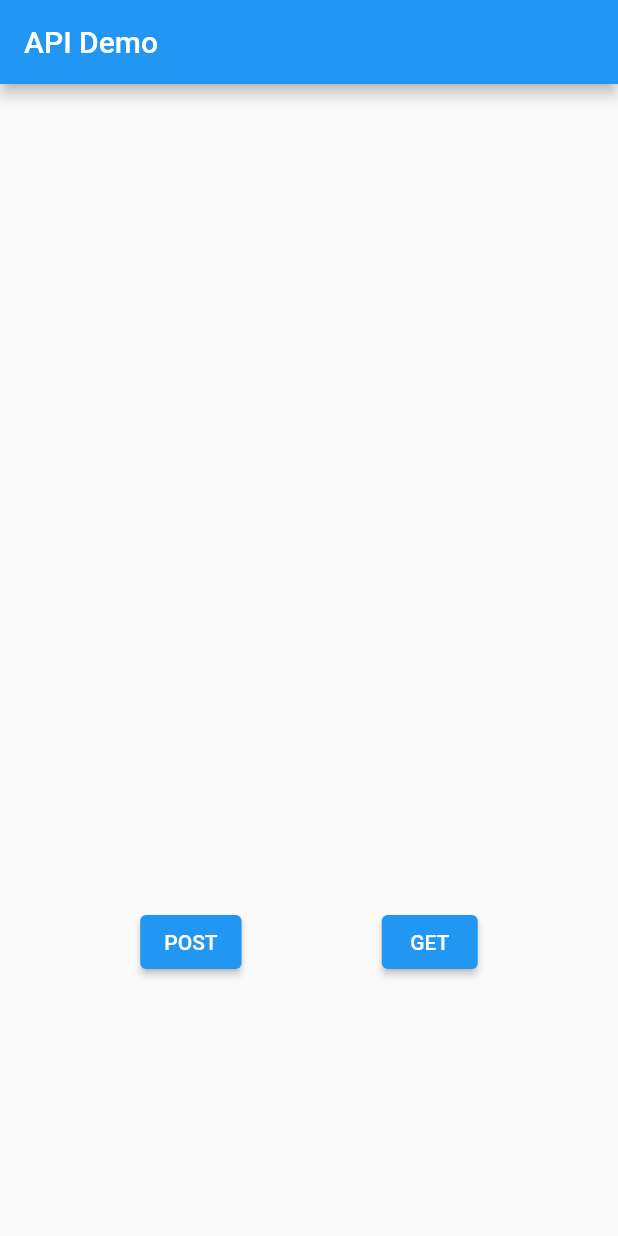
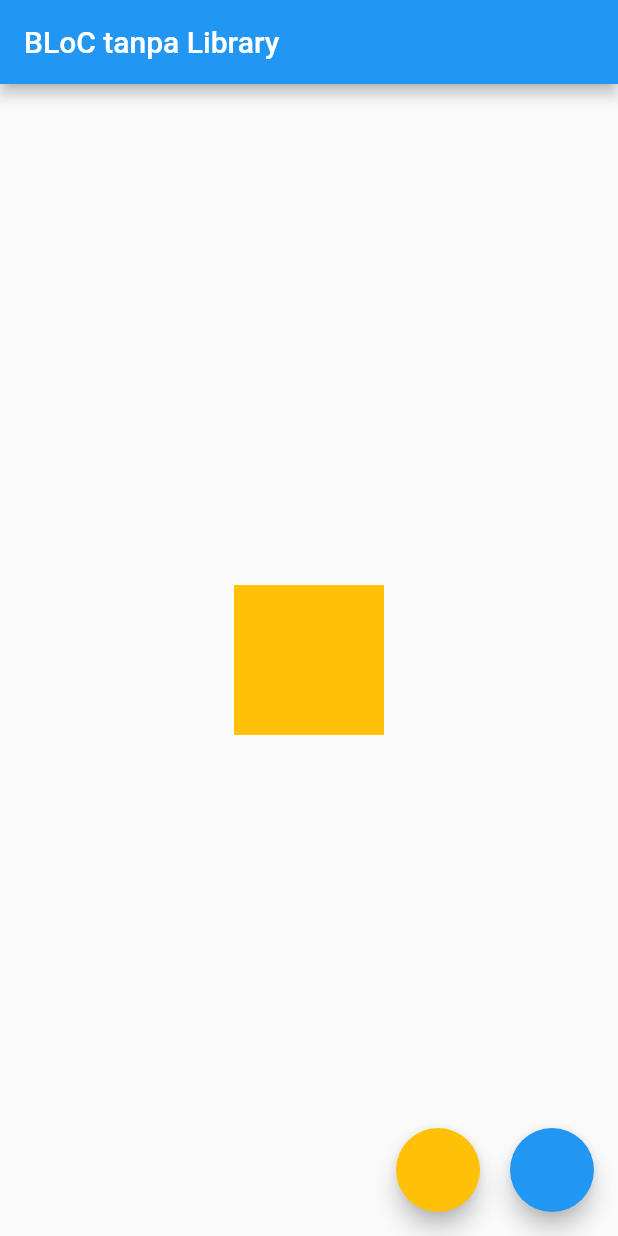
Before and after one commit to tryoasnafi/flutter-fundamental, a Flutter app: the screen it shows after launch, on a phone screen of 412 x 824 dp. Run offline on Flutter 3.47's test engine with Material 2 defaults, Android fonts, the phone set to English and light mode, and no system bars.

Commit message:
BLoC tanpa Library

```diff
--- /dev/null
+++ b/lib/color_bloc.dart
@@ -0,0 +1,35 @@
+import 'dart:async';
+
+import 'package:flutter/material.dart';
+
+enum ColorEvent {
+  to_amber,
+  to_blue,
+}
+
+class ColorBloc {
+  Color _color = Colors.amber;
+
+  StreamController<ColorEvent> _eventController = StreamController();
+  StreamSink<ColorEvent> get eventSink => _eventController.sink;
+
+  StreamController<Color> _stateController = StreamController();
+  StreamSink<Color> get _stateSink => _stateController.sink;
+  Stream<Color> get stateStream => _stateController.stream;
+
+  void _mapEventToState(ColorEvent colorEvent) {
+    (colorEvent == ColorEvent.to_amber)
+        ? _color = Colors.amber
+        : _color = Colors.blue;
+    _stateSink.add(_color);
+  }
+
+  ColorBloc() {
+    _eventController.stream.listen(_mapEventToState);
+  }
+
+  void dispose() {
+    _eventController.close();
+    _stateController.close();
+  }
+}
--- a/lib/main.dart
+++ b/lib/main.dart
@@ -1,6 +1,5 @@
+import 'package:first_flutter_app/color_bloc.dart';
 import 'package:flutter/material.dart';
-import 'package:first_flutter_app/post_result_model.dart';
-import 'package:first_flutter_app/user_model.dart';
 
 void main() => runApp(MyApp());
 
@@ -10,50 +9,53 @@ class MyApp extends StatefulWidget {
 }
 
 class _MyAppState extends State<MyApp> {
-  PostResult postResult;
-  User user;
+  ColorBloc bloc = ColorBloc();
+
+  @override
+  void dispose() {
+    bloc.dispose();
+    super.dispose();
+  }
 
   @override
   Widget build(BuildContext context) {
     return MaterialApp(
       home: Scaffold(
         appBar: AppBar(
-          title: Text("API Demo"),
+          title: Text("BLoC tanpa Library"),
         ),
         body: Center(
-          child: Column(
-            mainAxisAlignment: MainAxisAlignment.spaceEvenly,
+          child: StreamBuilder(
+              stream: bloc.stateStream,
+              initialData: Colors.amber,
+              builder: (context, snapshot) {
+                return AnimatedContainer(
+                  color: snapshot.data,
+                  duration: Duration(milliseconds: 300),
+                  height: 100,
+                  width: 100,
+                );
+              }),
+        ),
+        floatingActionButton: Row(
+          mainAxisAlignment: MainAxisAlignment.end,
           children: [
-              Text((postResult != null)
-                  ? "${postResult.id} \n${postResult.name} \n${postResult.job} \n${postResult.created}"
-                  : ''),
-              Text((user != null) ? "${user.id} \n${user.name}" : ''),
-              Row(
-                mainAxisAlignment: MainAxisAlignment.spaceEvenly,
-                children: [
-                  ElevatedButton(
+            FloatingActionButton(
               onPressed: () {
-                      PostResult.connectToAPI("Tryo Asnafi", "Mobile Engineer")
-                          .then((value) {
-                        postResult = value;
-                        setState(() {});
-                      });
+                bloc.eventSink.add(ColorEvent.to_amber);
               },
-                    child: Text("POST"),
+              backgroundColor: Colors.amber,
             ),
-                  ElevatedButton(
+            SizedBox(
+              width: 20,
+            ),
+            FloatingActionButton(
               onPressed: () {
-                      User.connectToAPI(12).then((value) {
-                        user = value;
-                        setState(() {});
-                      });
+                bloc.eventSink.add(ColorEvent.to_blue);
               },
-                    child: Text("GET"),
+              backgroundColor: Colors.blue,
             ),
           ],
-              ),
-            ],
-          ),
         ),
       ),
     );
--- a/lib/post_result_model.dart
+++ /dev/null
@@ -1,34 +0,0 @@
-import 'dart:convert';
-
-import 'package:http/http.dart' as http;
-
-class PostResult {
-  String id;
-  String name;
-  String job;
-  String created;
-
-  PostResult({this.id, this.name, this.job, this.created});
-
-  factory PostResult.createPostResult(Map<String, dynamic> object) {
-    return PostResult(
-      id: object["id"],
-      name: object["name"],
-      job: object["job"],
-      created: object["createdAt"],
-    );
-  }
-
-  static Future<PostResult> connectToAPI(String _name, String _job) async {
-    String apiURL = "https://reqres.in/api/users";
-
-    var apiResult = await http.post(Uri.parse(apiURL), body: {
-      "name": _name,
-      "job": _job,
-    });
-
-    var jsonObject = json.decode(apiResult.body);
-
-    return PostResult.createPostResult(jsonObject);
-  }
-}
--- a/lib/user_model.dart
+++ /dev/null
@@ -1,26 +0,0 @@
-import 'dart:convert';
-import 'package:http/http.dart' as http;
-
-class User {
-  int id;
-  String name;
-
-  User({this.id, this.name});
-
-  factory User.createUser(Map<String, dynamic> object) {
-    return User(
-      id: object['id'],
-      name: object['first_name'] + object['last_name'],
-    );
-  }
-
-  static Future<User> connectToAPI(int id) async {
-    String apiURL = "https://reqres.in/api/users/$id";
-
-    var apiResult = await http.get(Uri.parse(apiURL));
-    var jsonBody = json.decode(apiResult.body);
-    var userData = (jsonBody as Map<String, dynamic>)['data'];
-
-    return User.createUser(userData);
-  }
-}
```
Lines whose indentation alone changed are shown as unchanged.
